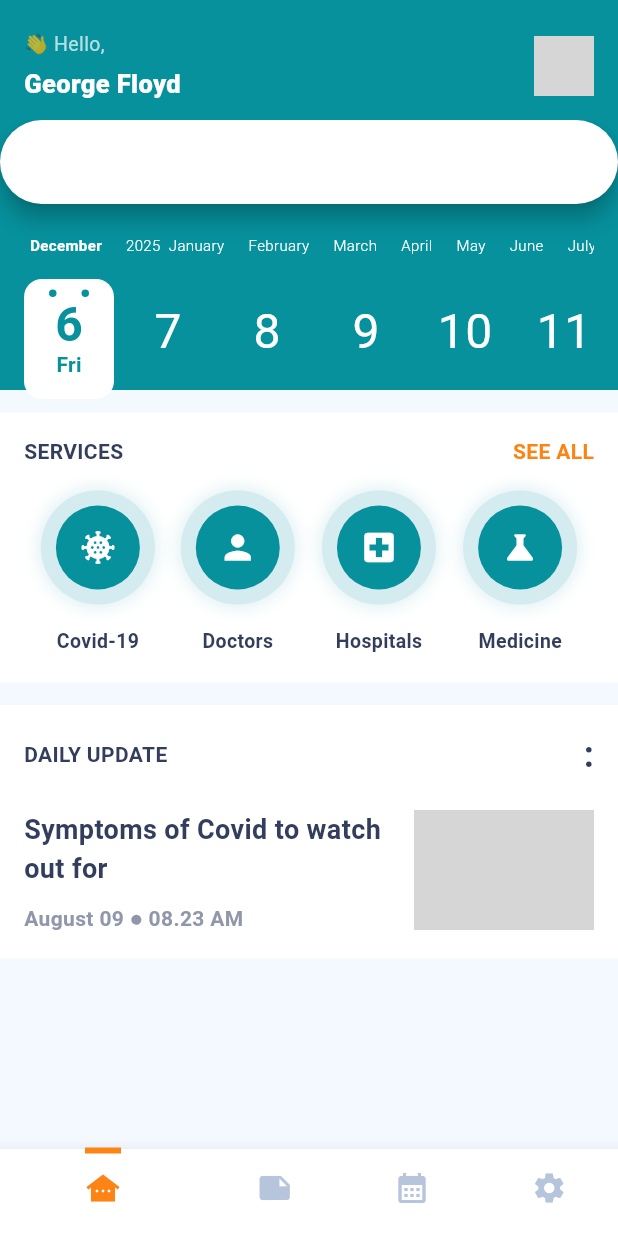
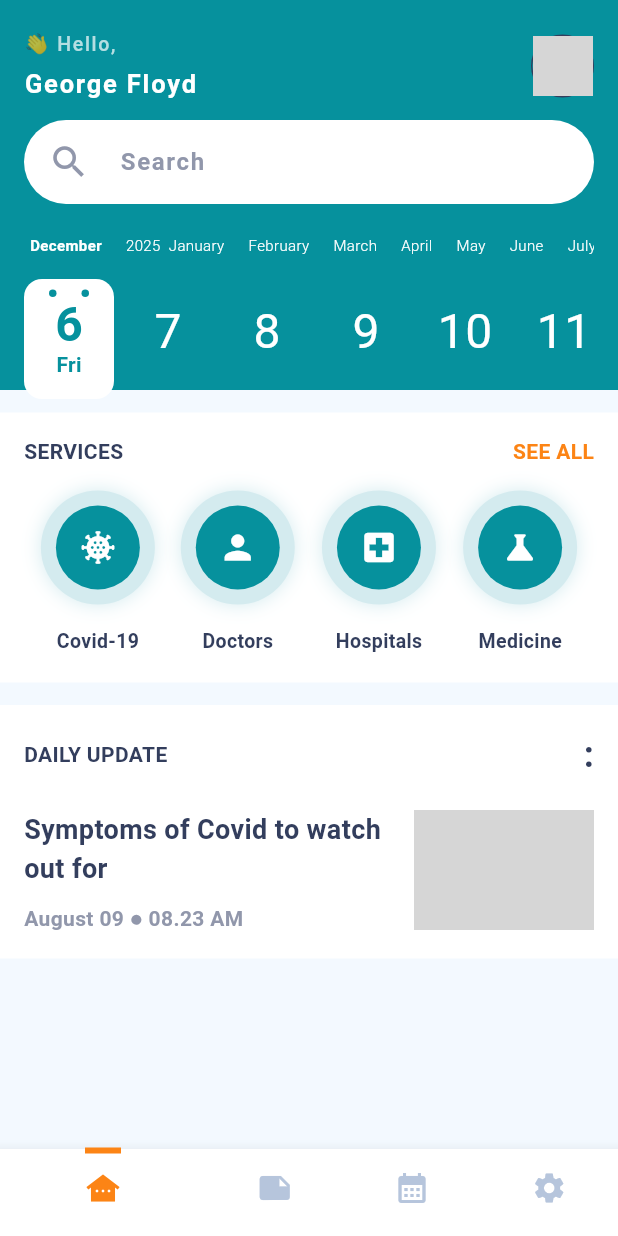
Before and after one commit to arbaazaj/doctors_appointment_app, a Flutter app: the screen it shows after launch, on a phone screen of 412 x 824 dp. Run offline on Flutter 3.47's test engine with Material 3 defaults, Android fonts, the phone set to English and light mode, and no system bars; drawn by our look-alikes of calendar_timeline; our stand-ins replace get; network calls fail; grey boxes are pictures that could not be loaded.

Commit message:
> Few ui fixes.

```diff
--- a/lib/main.dart
+++ b/lib/main.dart
@@ -1,22 +1,36 @@
 import 'package:doctors_appointment_app/screens/homepage.dart';
 import 'package:doctors_appointment_app/themes/colors.dart';
 import 'package:flutter/material.dart';
+import 'package:get/get.dart';
 
 void main() {
   runApp(const MyApp());
 }
 
 class MyApp extends StatelessWidget {
-  const MyApp({Key? key}) : super(key: key);
+  const MyApp({super.key});
 
   @override
   Widget build(BuildContext context) {
-    return MaterialApp(
+    return GetMaterialApp(
       debugShowCheckedModeBanner: false,
       title: 'Doc-o-point',
       theme: ThemeData(
-        colorScheme:
-            ColorScheme.fromSwatch(primarySwatch: Colors.teal).copyWith(
+        appBarTheme: const AppBarTheme(
+          titleTextStyle: TextStyle(
+            color: Colors.white,
+            fontWeight: FontWeight.w500,
+            fontSize: 20.0,
+            letterSpacing: 1.0
+          ),
+          iconTheme: IconThemeData(color: Colors.white),
+          backgroundColor: mainColor,
+          elevation: 2.0,
+          centerTitle: true,
+        ),
+        colorScheme: ColorScheme.fromSwatch(
+          primarySwatch: Colors.teal,
+        ).copyWith(
           primary: mainColor,
         ),
       ),
--- a/lib/screens/homepage.dart
+++ b/lib/screens/homepage.dart
@@ -7,7 +7,7 @@ import 'package:doctors_appointment_app/widgets/services_card_widget.dart';
 import 'package:flutter/material.dart';
 
 class HomePage extends StatefulWidget {
-  const HomePage({Key? key, required String title}) : super(key: key);
+  const HomePage({super.key, required String title});
 
   @override
   State<HomePage> createState() => _HomePageState();
@@ -61,7 +61,32 @@ class _HomePageState extends State<HomePage> {
       color: mainColor,
       child: Column(
         children: [
-          SearchBar(controller: searchController),
+          Padding(
+            padding: const EdgeInsets.symmetric(horizontal: 16.0),
+            child: TextField(
+              decoration: InputDecoration(
+                prefixIconColor: grey,
+                prefixIcon: const Padding(
+                  padding: EdgeInsets.symmetric(horizontal: 16.0),
+                  child: Icon(
+                    Icons.search_outlined,
+                    size: 28.0,
+                  ),
+                ),
+                hintText: 'Search',
+                hintStyle: const TextStyle(
+                    color: grey,
+                    fontSize: 16.0,
+                    fontWeight: FontWeight.bold,
+                    letterSpacing: 1.1),
+                fillColor: Colors.white,
+                filled: true,
+                border: OutlineInputBorder(
+                    borderSide: BorderSide.none,
+                    borderRadius: BorderRadius.circular(160.0)),
+              ),
+            ),
+          ),
           const SizedBox(height: 20.0),
           Padding(
             padding: const EdgeInsets.only(left: 16.0, right: 16.0),
--- a/lib/widgets/chip_widget.dart
+++ b/lib/widgets/chip_widget.dart
@@ -6,8 +6,12 @@ class ChipWidget extends StatelessWidget {
   final String text;
   final VoidCallback onTap;
 
-  const ChipWidget({Key? key, required this.icon, required this.text, required this.onTap})
-      : super(key: key);
+  const ChipWidget({
+    Key? key,
+    required this.icon,
+    required this.text,
+    required this.onTap,
+  }) : super(key: key);
 
   @override
   Widget build(BuildContext context) {
--- a/lib/widgets/coupon_widget.dart
+++ b/lib/widgets/coupon_widget.dart
@@ -27,11 +27,11 @@ class CouponWidget extends StatelessWidget {
             color: couponBackground,
             borderRadius: BorderRadius.circular(32.0),
           ),
-          child: Padding(
-            padding: const EdgeInsets.only(left: 16.0, right: 16.0),
+          child: const Padding(
+            padding: EdgeInsets.only(left: 16.0, right: 16.0),
             child: Row(
               mainAxisAlignment: MainAxisAlignment.spaceBetween,
-              children: const [
+              children: [
                 Icon(Icons.local_offer, color: mainColor),
                 Text(
                   'Use promo code',
--- a/lib/widgets/custom_app_bar.dart
+++ b/lib/widgets/custom_app_bar.dart
@@ -15,16 +15,18 @@ class CustomAppBar extends StatelessWidget implements PreferredSizeWidget {
           mainAxisAlignment: MainAxisAlignment.spaceBetween,
           crossAxisAlignment: CrossAxisAlignment.center,
           children: [
-            Column(
+            const Column(
               crossAxisAlignment: CrossAxisAlignment.start,
               mainAxisAlignment: MainAxisAlignment.center,
-              children: const [
+              children: [
                 Text(
                   '👋 Hello,',
                   style: TextStyle(
                     color: Colors.white70,
                     fontSize: 13,
-                      fontWeight: FontWeight.w400),
+                    fontWeight: FontWeight.w500,
+                    letterSpacing: 1.1
+                  ),
                 ),
                 SizedBox(
                   height: 5.0,
@@ -34,12 +36,18 @@ class CustomAppBar extends StatelessWidget implements PreferredSizeWidget {
                   style: TextStyle(
                     color: Colors.white,
                     fontSize: 17,
-                    fontWeight: FontWeight.w800,
+                    fontWeight: FontWeight.w700,
+                    letterSpacing: 1.2
                   ),
                 ),
               ],
             ),
-            CircleAvatar(
+            Container(
+              decoration: BoxDecoration(
+                borderRadius: BorderRadius.circular(160.0),
+                border: Border.all(color: textColorBlue)
+              ),
+              child: CircleAvatar(
                 backgroundColor: mainColor,
                 child: ClipRRect(
                   borderRadius: BorderRadius.circular(32.0),
@@ -48,6 +56,7 @@ class CustomAppBar extends StatelessWidget implements PreferredSizeWidget {
                     fit: BoxFit.fill,
                     width: 40,
                     height: 40,
+                  ),
                 ),
               ),
             ),
--- a/lib/widgets/custom_bottom_navbar_widget.dart
+++ b/lib/widgets/custom_bottom_navbar_widget.dart
@@ -4,7 +4,8 @@ import 'package:flutter/material.dart';
 class CustomBottomNavBarWidget extends StatelessWidget {
   const CustomBottomNavBarWidget({
     Key? key,
-    required this.currentIndex, required this.onTap,
+    required this.currentIndex,
+    required this.onTap,
   }) : super(key: key);
 
   final int currentIndex;
@@ -21,12 +22,13 @@ class CustomBottomNavBarWidget extends StatelessWidget {
       showUnselectedLabels: false,
       items: [
         BottomNavigationBarItem(
+          backgroundColor: Colors.white,
           label: 'Home',
           icon: currentIndex != 0
               ? const Icon(Icons.other_houses)
-              : Stack(
+              : const Stack(
                   clipBehavior: Clip.none,
-            children: const [
+                  children: [
                     Icon(
                       Icons.other_houses,
                     ),
@@ -47,9 +49,9 @@ class CustomBottomNavBarWidget extends StatelessWidget {
           label: 'Notes',
           icon: currentIndex != 1
               ? const Icon(Icons.note)
-              : Stack(
+              : const Stack(
                   clipBehavior: Clip.none,
-            children: const [
+                  children: [
                     Icon(
                       Icons.note,
                     ),
@@ -70,9 +72,9 @@ class CustomBottomNavBarWidget extends StatelessWidget {
           label: 'Calendar',
           icon: currentIndex != 2
               ? const Icon(Icons.calendar_month)
-              : Stack(
+              : const Stack(
                   clipBehavior: Clip.none,
-            children: const [
+                  children: [
                     Icon(
                       Icons.calendar_month,
                     ),
@@ -93,9 +95,9 @@ class CustomBottomNavBarWidget extends StatelessWidget {
           label: 'Settings',
           icon: currentIndex != 3
               ? const Icon(Icons.settings)
-              : Stack(
+              : const Stack(
                   clipBehavior: Clip.none,
-            children: const [
+                  children: [
                     Icon(
                       Icons.settings,
                     ),
--- a/lib/widgets/news_card_widget.dart
+++ b/lib/widgets/news_card_widget.dart
@@ -16,9 +16,9 @@ class NewsCard extends StatelessWidget {
           padding: const EdgeInsets.all(16.0),
           child: Column(
             children: [
-              Row(
+              const Row(
                 mainAxisAlignment: MainAxisAlignment.spaceBetween,
-                children: const [
+                children: [
                   Text(
                     'DAILY UPDATE',
                     style: TextStyle(
@@ -39,10 +39,10 @@ class NewsCard extends StatelessWidget {
               Row(
                 crossAxisAlignment: CrossAxisAlignment.start,
                 children: [
-                  Flexible(
+                  const Flexible(
                     child: Column(
                       crossAxisAlignment: CrossAxisAlignment.start,
-                      children: const [
+                      children: [
                         Text(
                           'Symptoms of Covid to watch out for',
                           style: TextStyle(
--- a/lib/widgets/services_card_widget.dart
+++ b/lib/widgets/services_card_widget.dart
@@ -16,11 +16,11 @@ class ServicesCard extends StatelessWidget {
       color: Colors.white,
       child: Column(
         children: [
-          Padding(
-            padding: const EdgeInsets.all(16.0),
+          const Padding(
+            padding: EdgeInsets.all(16.0),
             child: Row(
               mainAxisAlignment: MainAxisAlignment.spaceBetween,
-              children: const [
+              children: [
                 Text(
                   'SERVICES',
                   style: TextStyle(
@@ -56,8 +56,15 @@ class ServicesCard extends StatelessWidget {
                             builder: (context) => const DoctorsScreen()));
                   }),
               ChipWidget(
-                  icon: Icons.local_hospital, text: 'Hospitals', onTap: () {}),
-              ChipWidget(icon: Icons.science, text: 'Medicine', onTap: () {}),
+                icon: Icons.local_hospital,
+                text: 'Hospitals',
+                onTap: () {},
+              ),
+              ChipWidget(
+                icon: Icons.science,
+                text: 'Medicine',
+                onTap: () {},
+              ),
             ],
           ),
         ],
```
Also changed, not shown: lib/models/doctor.dart (+104 -1 lines), lib/screens/book_appointment.dart (+17 -66 lines), lib/screens/doctors_screen.dart (+95 -64 lines), lib/widgets/doctors_card_widget.dart (+25 -19 lines), lib/widgets/payment_widget.dart (added, +66 -0 lines), lib/widgets/search_bar_widget.dart (+23 -18 lines), lib/widgets/total_cost_card_widget.dart (+6 -6 lines), pubspec.yaml (+4 -3 lines), pubspec.lock, 1 other file. Lines whose indentation alone changed are shown as unchanged.
